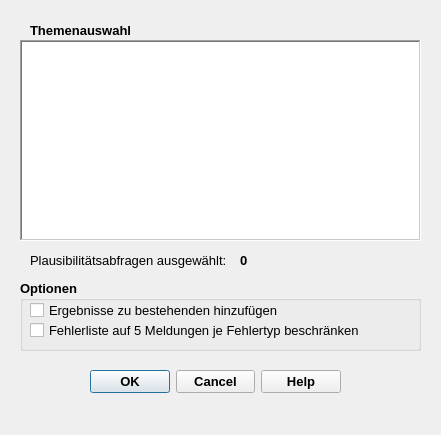
SonkeHoffmann/QKan-1, file qkan/datacheck/res/application_datacheck.ui: the form before one commit.
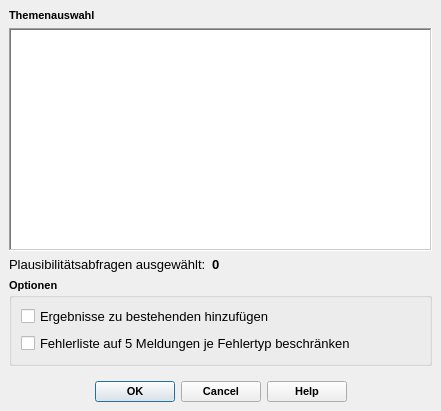
The form after the commit. Icons and pictures are not drawn.

The edit to the form file:
```diff
--- a/qkan/datacheck/res/application_datacheck.ui
+++ b/qkan/datacheck/res/application_datacheck.ui
@@ -7,13 +7,13 @@
     <x>0</x>
     <y>0</y>
     <width>441</width>
-    <height>435</height>
+    <height>411</height>
    </rect>
   </property>
   <property name="minimumSize">
    <size>
-    <width>290</width>
-    <height>380</height>
+    <width>250</width>
+    <height>150</height>
    </size>
   </property>
   <property name="font">
@@ -27,50 +27,43 @@
   <property name="windowTitle">
    <string>Plausibilitätsprüfungen</string>
   </property>
-  <property name="windowIcon">
-   <iconset>
-    <normaloff>../../QKan.png</normaloff>../../QKan.png</iconset>
-  </property>
-  <widget class="QDialogButtonBox" name="buttonBox">
+  <layout class="QVBoxLayout" name="verticalLayout_2">
+   <property name="leftMargin">
+    <number>0</number>
+   </property>
+   <property name="topMargin">
+    <number>0</number>
+   </property>
+   <property name="rightMargin">
+    <number>0</number>
+   </property>
+   <property name="bottomMargin">
+    <number>9</number>
+   </property>
+   <item>
+    <widget class="QScrollArea" name="scrollArea">
+     <property name="frameShape">
+      <enum>QFrame::NoFrame</enum>
+     </property>
+     <property name="widgetResizable">
+      <bool>true</bool>
+     </property>
+     <widget class="QWidget" name="scrollAreaWidgetContents">
    <property name="geometry">
     <rect>
-     <x>90</x>
-     <y>370</y>
-     <width>251</width>
-     <height>23</height>
-    </rect>
-   </property>
-   <property name="font">
-    <font>
-     <family>Tahoma</family>
-     <pointsize>10</pointsize>
-     <weight>75</weight>
-     <bold>true</bold>
-    </font>
-   </property>
-   <property name="toolTip">
-    <string>&lt;html&gt;&lt;head/&gt;&lt;body&gt;&lt;p&gt;Ausführen aller Plausibilitätsabfragen zum ausgewählten Thema&lt;/p&gt;&lt;/body&gt;&lt;/html&gt;</string>
-   </property>
-   <property name="standardButtons">
-    <set>QDialogButtonBox::Cancel|QDialogButtonBox::Help|QDialogButtonBox::Ok</set>
-   </property>
-   <property name="centerButtons">
-    <bool>true</bool>
-   </property>
-  </widget>
+        <x>0</x>
+        <y>0</y>
+        <width>441</width>
+        <height>373</height>
+       </rect>
+      </property>
+      <layout class="QVBoxLayout" name="verticalLayout_3">
+       <item>
   <widget class="QLabel" name="label">
-   <property name="geometry">
-    <rect>
-     <x>30</x>
-     <y>20</y>
-     <width>161</width>
-     <height>20</height>
-    </rect>
-   </property>
    <property name="font">
     <font>
      <family>Tahoma</family>
-     <pointsize>10</pointsize>
+           <pointsize>8</pointsize>
      <weight>75</weight>
      <bold>true</bold>
     </font>
@@ -79,15 +72,9 @@
     <string>Themenauswahl</string>
    </property>
   </widget>
+       </item>
+       <item>
   <widget class="QListWidget" name="lw_themen">
-   <property name="geometry">
-    <rect>
-     <x>20</x>
-     <y>40</y>
-     <width>401</width>
-     <height>201</height>
-    </rect>
-   </property>
    <property name="font">
     <font>
      <family>Tahoma</family>
@@ -127,15 +114,11 @@
     <bool>true</bool>
    </property>
   </widget>
+       </item>
+       <item>
+        <layout class="QHBoxLayout" name="horizontalLayout" stretch="0,1">
+         <item>
   <widget class="QLabel" name="label_2">
-   <property name="geometry">
-    <rect>
-     <x>30</x>
-     <y>250</y>
-     <width>201</width>
-     <height>20</height>
-    </rect>
-   </property>
    <property name="font">
     <font>
      <family>Tahoma</family>
@@ -148,32 +131,22 @@
     <string>Plausibilitätsabfragen ausgewählt:</string>
    </property>
   </widget>
+         </item>
+         <item>
   <widget class="QLabel" name="lf_anzahl">
-   <property name="geometry">
-    <rect>
-     <x>240</x>
-     <y>250</y>
-     <width>31</width>
-     <height>20</height>
-    </rect>
-   </property>
    <property name="text">
     <string>0</string>
    </property>
   </widget>
+         </item>
+        </layout>
+       </item>
+       <item>
   <widget class="QGroupBox" name="groupBox_5">
-   <property name="geometry">
-    <rect>
-     <x>20</x>
-     <y>280</y>
-     <width>401</width>
-     <height>71</height>
-    </rect>
-   </property>
    <property name="font">
     <font>
      <family>Tahoma</family>
-     <pointsize>10</pointsize>
+           <pointsize>8</pointsize>
      <weight>75</weight>
      <bold>true</bold>
     </font>
@@ -181,42 +154,9 @@
    <property name="title">
     <string>Optionen</string>
    </property>
-   <widget class="QCheckBox" name="cb_limitdata">
-    <property name="geometry">
-     <rect>
-      <x>10</x>
-      <y>40</y>
-      <width>381</width>
-      <height>21</height>
-     </rect>
-    </property>
-    <property name="font">
-     <font>
-      <family>Tahoma</family>
-      <pointsize>10</pointsize>
-      <weight>50</weight>
-      <bold>false</bold>
-     </font>
-    </property>
-    <property name="toolTip">
-     <string>&lt;html&gt;&lt;head/&gt;&lt;body&gt;&lt;p&gt;Bereits aufgelistete Ergebnisse erhalten und neue hinzufügen&lt;/p&gt;&lt;/body&gt;&lt;/html&gt;</string>
-    </property>
-    <property name="statusTip">
-     <string>neue Ergebnissen zu bisherigen ergänzen</string>
-    </property>
-    <property name="text">
-     <string>Fehlerliste auf 5 Meldungen je Fehlertyp beschränken</string>
-    </property>
-   </widget>
+         <layout class="QVBoxLayout" name="verticalLayout">
+          <item>
    <widget class="QCheckBox" name="cb_keepdata">
-    <property name="geometry">
-     <rect>
-      <x>10</x>
-      <y>20</y>
-      <width>261</width>
-      <height>21</height>
-     </rect>
-    </property>
     <property name="font">
      <font>
       <family>Tahoma</family>
@@ -235,7 +175,57 @@
      <string>Ergebnisse zu bestehenden hinzufügen</string>
     </property>
    </widget>
-  </widget>
+          </item>
+          <item>
+           <widget class="QCheckBox" name="cb_limitdata">
+            <property name="font">
+             <font>
+              <family>Tahoma</family>
+              <pointsize>10</pointsize>
+              <weight>50</weight>
+              <bold>false</bold>
+             </font>
+            </property>
+            <property name="toolTip">
+             <string>&lt;html&gt;&lt;head/&gt;&lt;body&gt;&lt;p&gt;Bereits aufgelistete Ergebnisse erhalten und neue hinzufügen&lt;/p&gt;&lt;/body&gt;&lt;/html&gt;</string>
+            </property>
+            <property name="statusTip">
+             <string>neue Ergebnissen zu bisherigen ergänzen</string>
+            </property>
+            <property name="text">
+             <string>Fehlerliste auf 5 Meldungen je Fehlertyp beschränken</string>
+            </property>
+           </widget>
+          </item>
+         </layout>
+        </widget>
+       </item>
+      </layout>
+     </widget>
+    </widget>
+   </item>
+   <item>
+    <widget class="QDialogButtonBox" name="buttonBox">
+     <property name="font">
+      <font>
+       <family>Tahoma</family>
+       <pointsize>8</pointsize>
+       <weight>75</weight>
+       <bold>true</bold>
+      </font>
+     </property>
+     <property name="toolTip">
+      <string>&lt;html&gt;&lt;head/&gt;&lt;body&gt;&lt;p&gt;Ausführen aller Plausibilitätsabfragen zum ausgewählten Thema&lt;/p&gt;&lt;/body&gt;&lt;/html&gt;</string>
+     </property>
+     <property name="standardButtons">
+      <set>QDialogButtonBox::Cancel|QDialogButtonBox::Help|QDialogButtonBox::Ok</set>
+     </property>
+     <property name="centerButtons">
+      <bool>true</bool>
+     </property>
+    </widget>
+   </item>
+  </layout>
  </widget>
  <resources/>
  <connections>
```
Left out of the diff: 2 changed lines with no effect on the pictures. Lines whose indentation alone changed are shown as unchanged.
